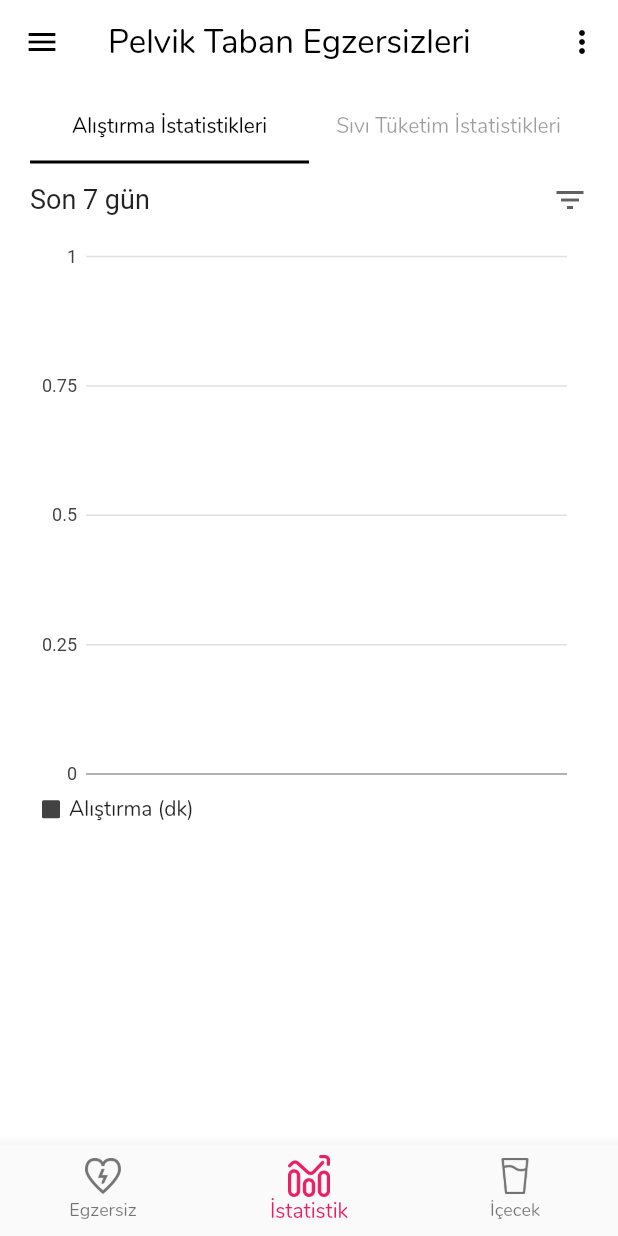
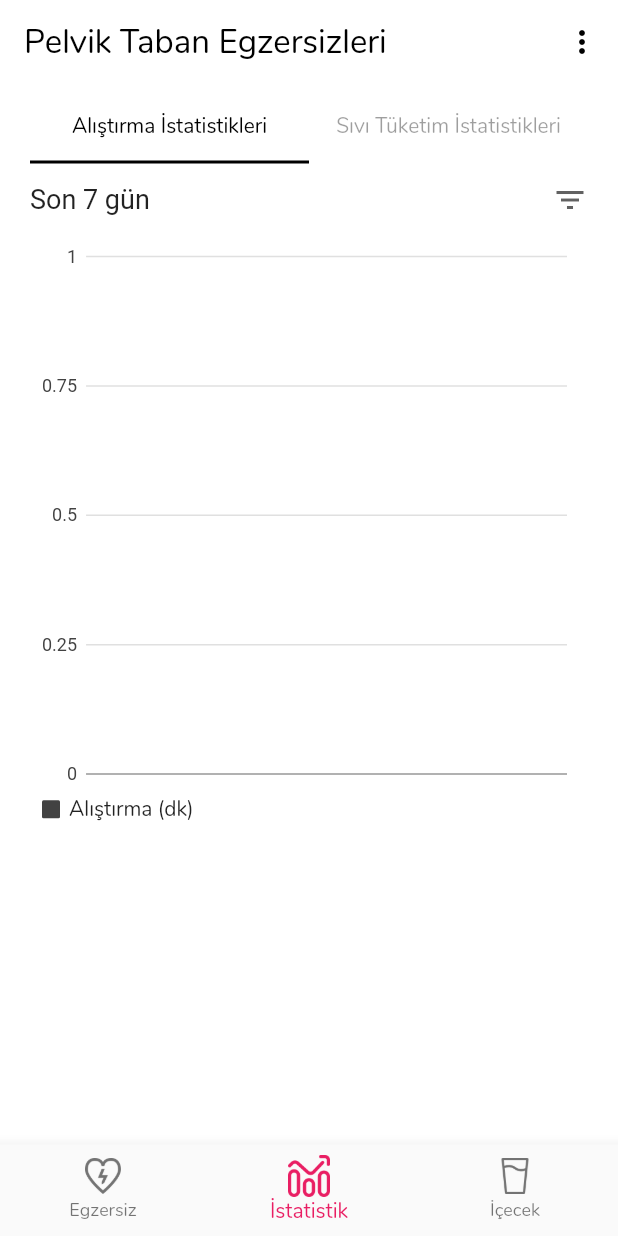
Before and after one commit to mehmetkalayci/kegel_uygulamasi, a Flutter app: the screen it shows once a user with an empty profile is signed in, item 2 of the bottom bar chosen, on a phone screen of 412 x 824 dp. Run offline on Flutter 3.47's test engine with Material 2 defaults, Android fonts, the light colour scheme and no system bars; our stand-ins replace cached_network_image, charts_flutter, cloud_firestore, firebase_auth, flutter_local_notifications, fluttertoast and 3 more; missing offline and left inert: flutter_statusbarcolor, screen; accounts and stored records are empty.

Commit message:
drawer menu yorum satırı olarak eklendi

```diff
--- a/lib/screens/home.dart
+++ b/lib/screens/home.dart
@@ -200,19 +200,15 @@ class _HomePageState extends State<HomePage> {
           ),
         ],
       ),
-
+/*
       drawer: Drawer(
-        // Add a ListView to the drawer. This ensures the user can scroll
-        // through the options in the drawer if there isn't enough vertical
-        // space to fit everything.
         child: ListView(
-          // Important: Remove any padding from the ListView.
           padding: EdgeInsets.zero,
           children: <Widget>[
             DrawerHeader(
-              child: Text('Drawer Header'),
+              child: Text(Constants.APP_TITLE, style: TextStyle(fontSize: 22, color: Colors.white),),
               decoration: BoxDecoration(
-                color: Colors.blue,
+                color: Colors.pink,
               ),
             ),
             ListTile(
@@ -232,6 +228,8 @@ class _HomePageState extends State<HomePage> {
           ],
         ),
       ),
+      */
+
     );
   }
 }
```
